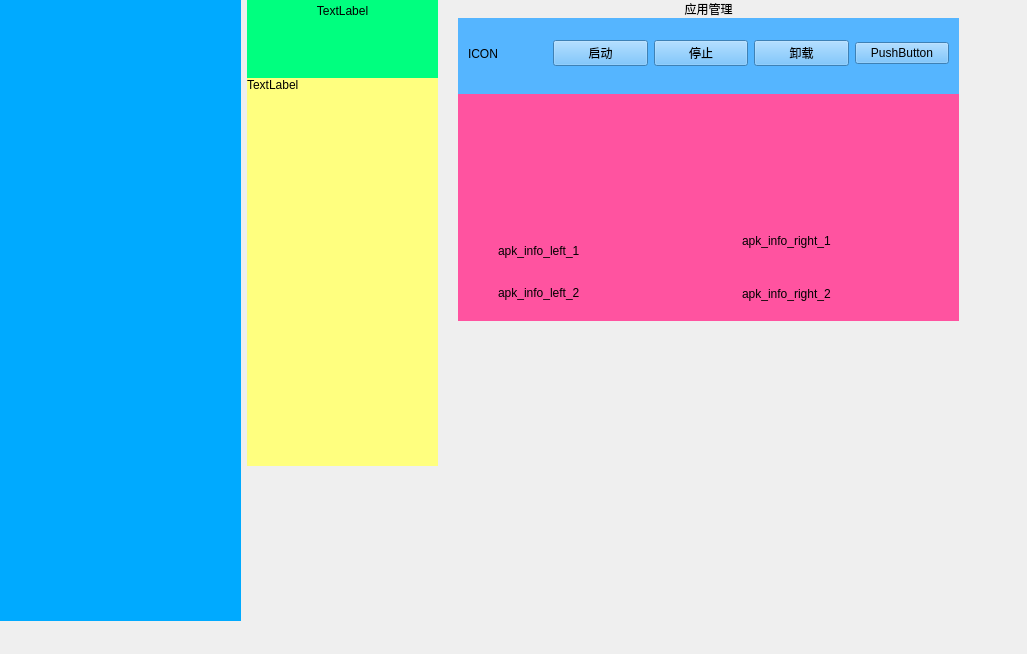
Old version of the form css/untitled.ui in the repository hakaboom/qt_adb.
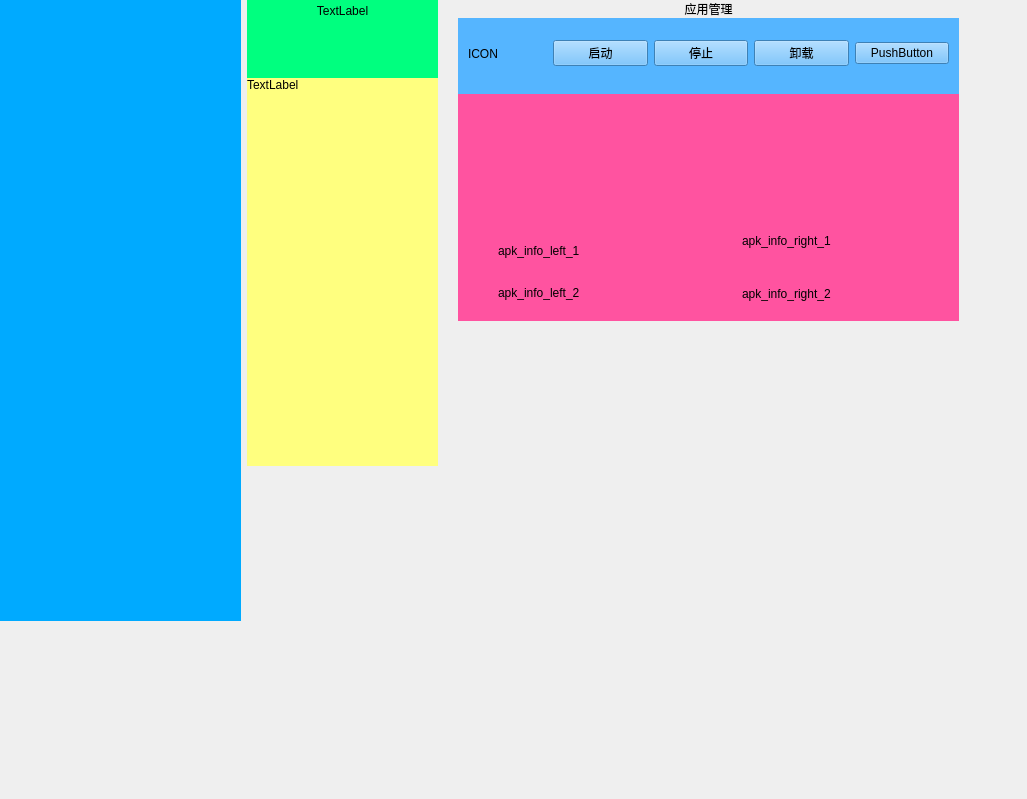
New version of the form.

Diff of the .ui file:
```diff
--- a/css/untitled.ui
+++ b/css/untitled.ui
@@ -7,7 +7,7 @@
     <x>0</x>
     <y>0</y>
     <width>1027</width>
-    <height>654</height>
+    <height>799</height>
    </rect>
   </property>
   <property name="windowTitle">
```
